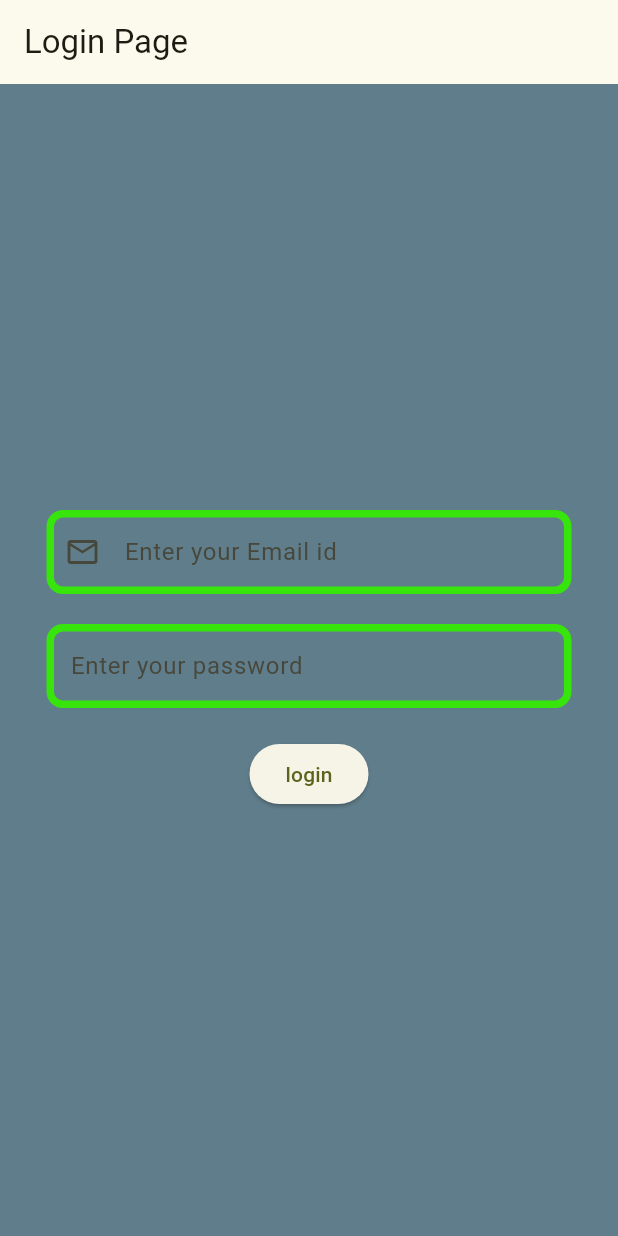
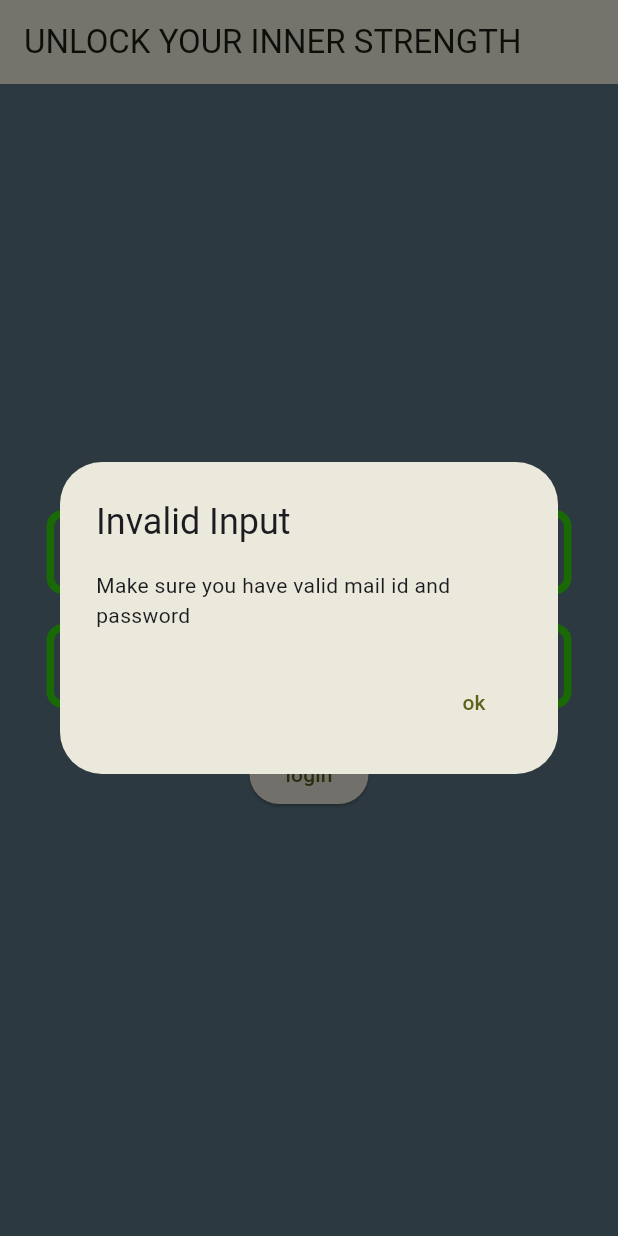
Before and after one commit to AyushGuptaDev/Mind-Mate, a Flutter app: the screen it shows after launch, after a tap on "login", on a phone screen of 412 x 824 dp. Run offline on Flutter 3.47's test engine with Material 3 defaults, Android fonts, the light colour scheme and no system bars.

Commit message:
fontend before quiz add

```diff
--- a/lib/login_page.dart
+++ b/lib/login_page.dart
@@ -1,5 +1,6 @@
 
 import 'package:flutter/material.dart';
+import 'package:mind_mate_project/home_page.dart';
 
 class LoginPage extends StatefulWidget{
   const LoginPage({super.key});
@@ -8,11 +9,13 @@ class LoginPage extends StatefulWidget{
 }
 
 class _LoginPageState extends State<LoginPage> {
+  var emailid=TextEditingController();
+  var password=TextEditingController();
   @override
   Widget build(BuildContext context) {
     return  Scaffold(
       appBar: AppBar(
-        title: const Text("Login Page"),
+        title: const Text("UNLOCK YOUR INNER STRENGTH"),
       ),
       body: Container(
         color: Colors.blueGrey,
@@ -24,6 +27,7 @@ class _LoginPageState extends State<LoginPage> {
             SizedBox(
               width: 350,
               child: TextField(
+                controller: emailid,
                 keyboardType: TextInputType.emailAddress,
                 obscureText: false,
                 decoration: textFieldDecoration(
@@ -37,6 +41,7 @@ class _LoginPageState extends State<LoginPage> {
             SizedBox(
               width: 350,
               child: TextField(
+                controller: password,
                 keyboardType: TextInputType.visiblePassword,
                 obscureText: true,
                 decoration: textFieldDecoration(
@@ -46,7 +51,27 @@ class _LoginPageState extends State<LoginPage> {
             ),
             const SizedBox(height: 20,),
 
-            ElevatedButton(onPressed: (){},
+            ElevatedButton(
+              onPressed: (){
+                if(emailid.text.trim()=="ayush"&& password.text.trim()=="12345") {
+                  Navigator.pushReplacement(context,
+                      MaterialPageRoute(builder: (context) => HomePage()));
+                }
+                else{
+                  showDialog(context: context, builder: (ctx)=>AlertDialog(
+                    title:const  Text("Invalid Input"),
+                    content: const Text("Make sure you have valid mail id and password "),
+                    actions: [
+                      TextButton(
+                          onPressed:() {
+                            Navigator.pop(ctx);
+
+                          },
+                          child:const Text("ok"))
+                    ],
+                  ));
+                }
+              },
                 child: const Text("login"),
             )
           ],
```
Also changed, not shown: lib/home_page.dart (added, +50 -0 lines).
